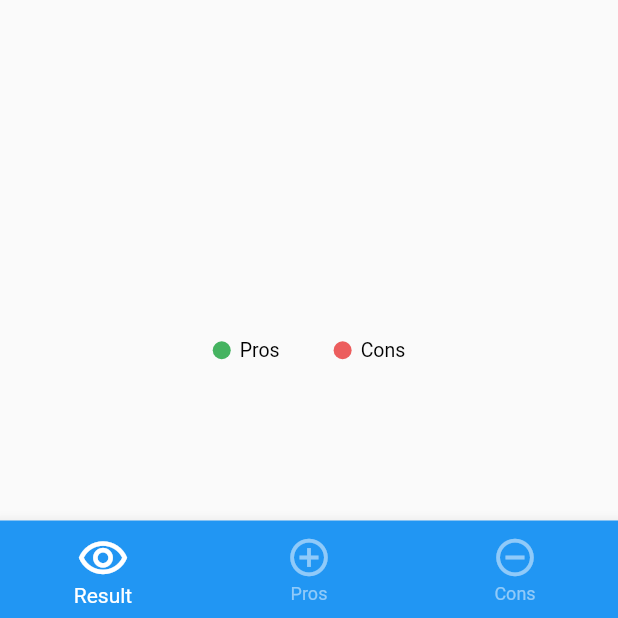
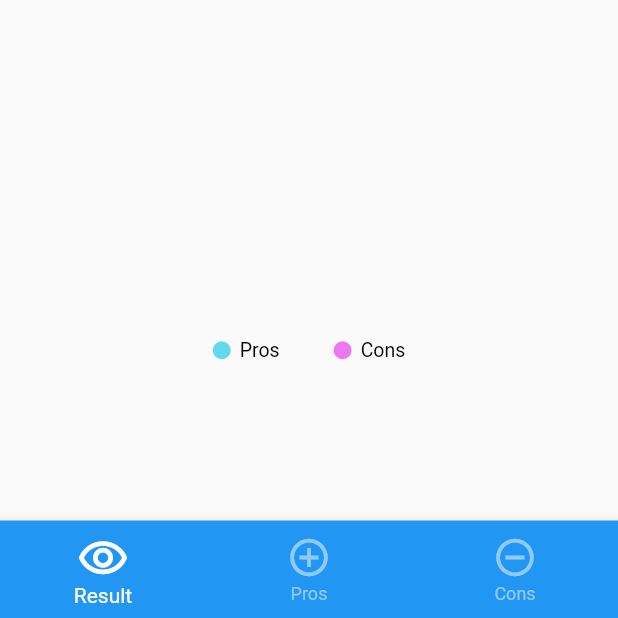
Before and after one commit to kaamosdao/decision_helper, a Flutter app: the ResultScreen screen opened by its route, on a phone screen of 412 x 824 dp, the part 618-1236 px from its top. Run offline on Flutter 3.47's test engine with Material 2 defaults, Android fonts, the phone set to English and light mode, and no system bars; our stand-ins replace bloc, equatable, flutter_bloc, syncfusion_flutter_charts.

Commit message:
correct colors

```diff
--- a/lib/UI/pages/result_page.dart
+++ b/lib/UI/pages/result_page.dart
@@ -58,8 +58,8 @@ class ResultPage extends StatelessWidget {
                   ),
                 ],
                 palette: const <Color>[
-                  Color.fromARGB(255, 69, 179, 96),
-                  Color.fromARGB(255, 236, 93, 93),
+                  Color.fromARGB(255, 99, 217, 238),
+                  Color.fromARGB(255, 236, 120, 240),
                 ],
               );
             },
--- a/lib/UI/widgets/dismissible_cons.dart
+++ b/lib/UI/widgets/dismissible_cons.dart
@@ -61,12 +61,12 @@ class DismissibleCons extends StatelessWidget {
           ),
         ),
         background: Container(
-          color: Colors.green,
+          color: const Color.fromARGB(31, 7, 74, 119),
           alignment: Alignment.centerLeft,
           padding: const EdgeInsets.only(left: 15),
           child: const Icon(
             Icons.drive_file_move_rtl_rounded,
-            color: Colors.white,
+            color: Color.fromARGB(255, 99, 217, 238),
           ),
         ),
         child: ListTile(
@@ -78,7 +78,7 @@ class DismissibleCons extends StatelessWidget {
             child: const Icon(
               Icons.remove,
               size: 15,
-              color: Color.fromARGB(255, 236, 93, 93),
+              color: Color.fromARGB(255, 236, 120, 240),
             ),
           ),
         ),
--- a/lib/UI/widgets/dismissible_pros.dart
+++ b/lib/UI/widgets/dismissible_pros.dart
@@ -61,12 +61,12 @@ class DismissiblePros extends StatelessWidget {
           ),
         ),
         background: Container(
-          color: Colors.green,
+          color: const Color.fromARGB(31, 7, 74, 119),
           alignment: Alignment.centerLeft,
           padding: const EdgeInsets.only(left: 15),
           child: const Icon(
             Icons.drive_file_move_rounded,
-            color: Colors.white,
+            color: Color.fromARGB(255, 236, 120, 240),
           ),
         ),
         child: ListTile(
@@ -78,7 +78,7 @@ class DismissiblePros extends StatelessWidget {
             child: const Icon(
               Icons.add,
               size: 15,
-              color: Color.fromARGB(255, 69, 179, 96),
+              color: Color.fromARGB(255, 99, 217, 238),
             ),
           ),
         ),
```
Also changed, not shown: lib/UI/pages/pros_page.dart (+0 -7 lines).
